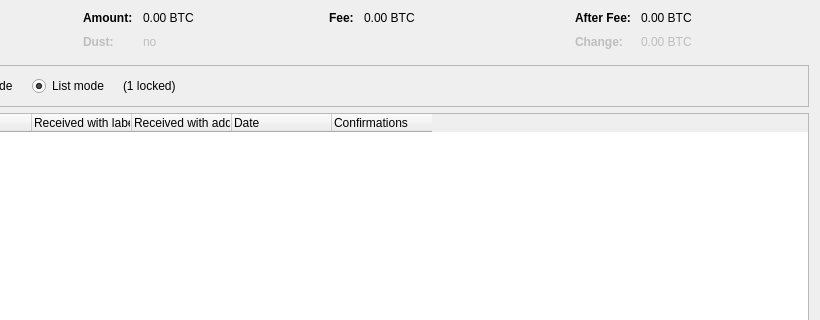
This is src/qt/forms/coincontroldialog.ui in MonkeyD-Core/eoz as Qt 5 draws it before an edit; both pictures show x 180 to 1000 and y 0 to 320 of the 1000 by 500 pixel window. The edited form follows.
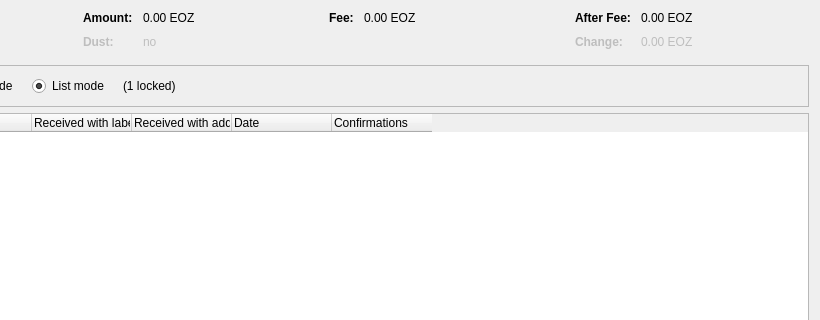
This is the edited form. Custom widgets are drawn as their Qt base class.

Diff of the .ui file:
```diff
--- a/src/qt/forms/coincontroldialog.ui
+++ b/src/qt/forms/coincontroldialog.ui
@@ -132,7 +132,7 @@
           <enum>Qt::ActionsContextMenu</enum>
          </property>
          <property name="text">
-          <string notr="true">0.00 BTC</string>
+          <string notr="true">0.00 EOZ</string>
          </property>
          <property name="textInteractionFlags">
           <set>Qt::LinksAccessibleByMouse|Qt::TextSelectableByKeyboard|Qt::TextSelectableByMouse</set>
@@ -212,7 +212,7 @@
           <enum>Qt::ActionsContextMenu</enum>
          </property>
          <property name="text">
-          <string notr="true">0.00 BTC</string>
+          <string notr="true">0.00 EOZ</string>
          </property>
          <property name="textInteractionFlags">
           <set>Qt::LinksAccessibleByMouse|Qt::TextSelectableByKeyboard|Qt::TextSelectableByMouse</set>
@@ -257,7 +257,7 @@
           <enum>Qt::ActionsContextMenu</enum>
          </property>
          <property name="text">
-          <string notr="true">0.00 BTC</string>
+          <string notr="true">0.00 EOZ</string>
          </property>
          <property name="textInteractionFlags">
           <set>Qt::LinksAccessibleByMouse|Qt::TextSelectableByKeyboard|Qt::TextSelectableByMouse</set>
@@ -292,7 +292,7 @@
           <enum>Qt::ActionsContextMenu</enum>
          </property>
          <property name="text">
-          <string notr="true">0.00 BTC</string>
+          <string notr="true">0.00 EOZ</string>
          </property>
          <property name="textInteractionFlags">
           <set>Qt::LinksAccessibleByMouse|Qt::TextSelectableByKeyboard|Qt::TextSelectableByMouse</set>
```
